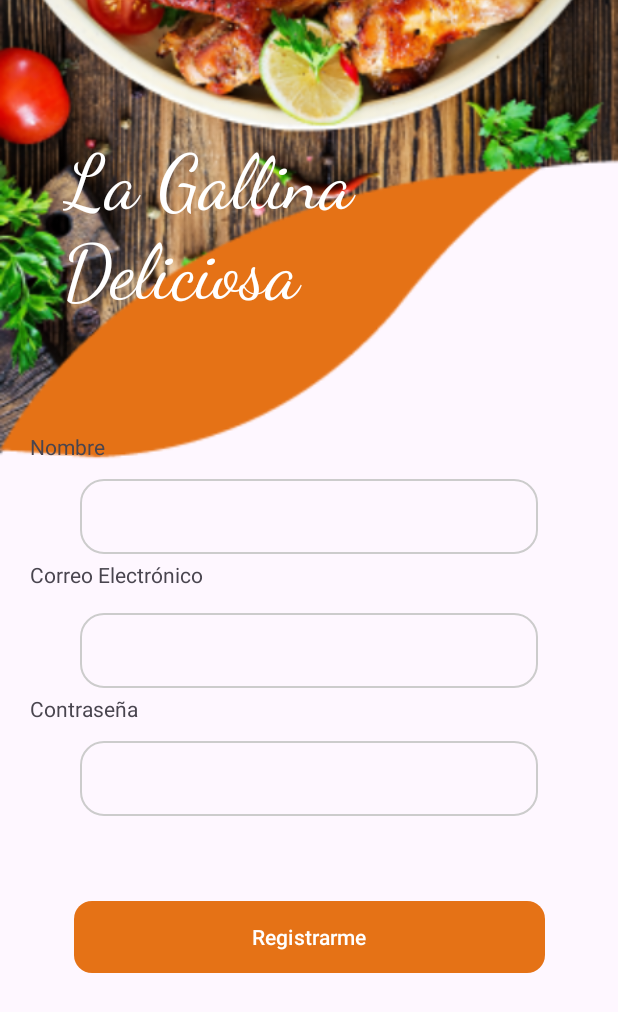
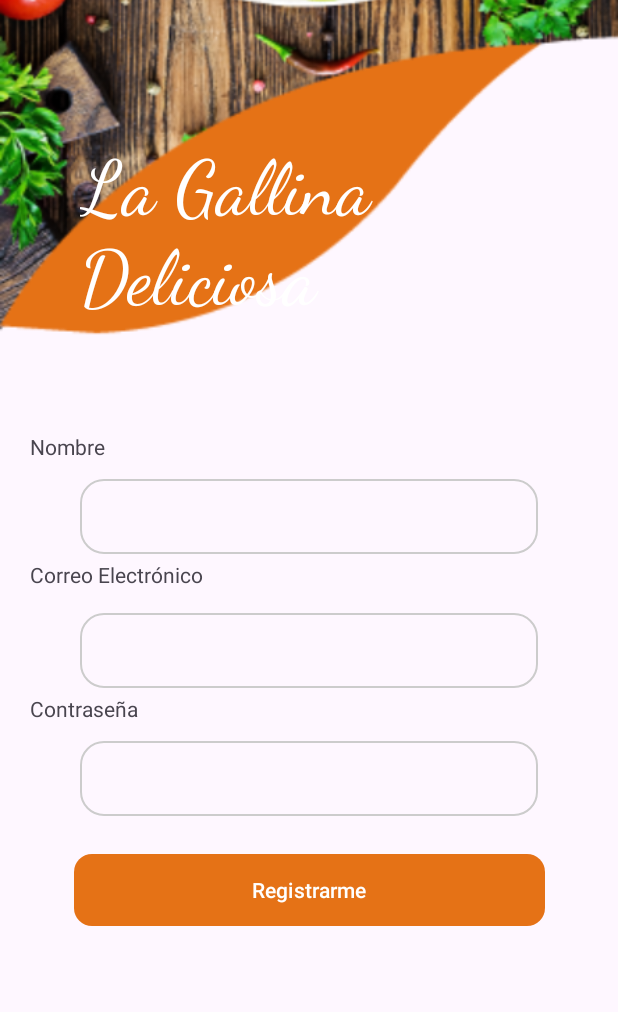
Before and after one commit to stevenmsd/app_restaurant_la_gallina, an Android app: the screen it shows after launch (RegistroActivity), on a phone screen of 412 x 824 dp. Shown: the top 1012 px of the screen. Run offline under Robolectric (Android 15) with nearby library versions, the phone set to English and light mode, and no system bars.

Commit message:
feat: Cambio en el scroll

```diff
--- a/app/src/main/AndroidManifest.xml
+++ b/app/src/main/AndroidManifest.xml
@@ -17,6 +17,7 @@
         tools:targetApi="31">
         <activity
             android:name=".RegistroActivity"
+            android:windowSoftInputMode="adjustResize"
             android:exported="true">
             <intent-filter>
                 <action android:name="android.intent.action.MAIN" />
--- a/app/src/main/res/layout/activity_registro.xml
+++ b/app/src/main/res/layout/activity_registro.xml
@@ -1,8 +1,13 @@
 <?xml version="1.0" encoding="utf-8"?>
-<androidx.constraintlayout.widget.ConstraintLayout
+<ScrollView
     xmlns:android="http://schemas.android.com/apk/res/android"
     xmlns:app="http://schemas.android.com/apk/res-auto"
     xmlns:tools="http://schemas.android.com/tools"
+    android:layout_width="match_parent"
+    android:layout_height="match_parent"
+    android:padding="0dp"
+    tools:context=".RegistroActivity">
+<androidx.constraintlayout.widget.ConstraintLayout
     android:layout_width="match_parent"
     android:layout_height="match_parent"
     android:padding="0dp"
@@ -106,16 +111,17 @@
 
     <TextView
         android:id="@+id/textView"
-        android:layout_width="321dp"
-        android:layout_height="148dp"
-        android:layout_marginTop="92dp"
+        android:layout_width="228dp"
+        android:layout_height="144dp"
+        android:layout_marginTop="96dp"
         android:fontFamily="cursive"
         android:text="La Gallina Deliciosa"
         android:textColor="#FFFFFF"
         android:textSize="50sp"
         app:layout_constraintEnd_toEndOf="parent"
-        app:layout_constraintHorizontal_bias="0.466"
+        app:layout_constraintHorizontal_bias="0.289"
         app:layout_constraintStart_toStartOf="parent"
         app:layout_constraintTop_toTopOf="@+id/imageViewBackground" />
 
 </androidx.constraintlayout.widget.ConstraintLayout>
+    </ScrollView>
```
